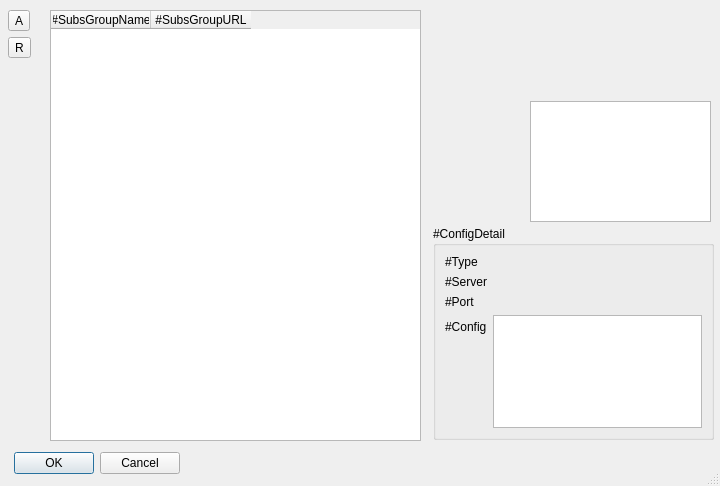
Old version of the form src/w_SubscribeEditor.ui in the repository darsvador/qvssr.
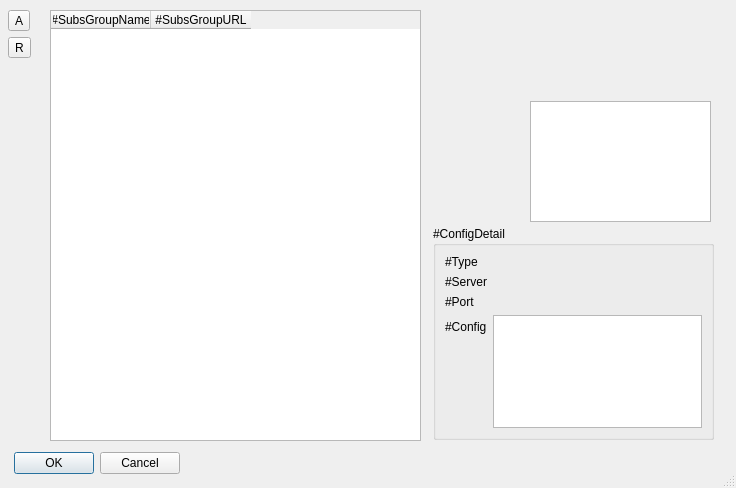
New version of the form. Icons and pictures are not drawn.

What changed in the file:
```diff
--- a/src/w_SubscribeEditor.ui
+++ b/src/w_SubscribeEditor.ui
@@ -6,8 +6,8 @@
    <rect>
     <x>0</x>
     <y>0</y>
-    <width>720</width>
-    <height>486</height>
+    <width>736</width>
+    <height>488</height>
    </rect>
   </property>
   <property name="windowTitle">
@@ -128,13 +128,13 @@
     </property>
    </column>
   </widget>
-  <widget class="QWidget" name="">
+  <widget class="QWidget" name="layoutWidget">
    <property name="geometry">
     <rect>
      <x>8</x>
      <y>10</y>
      <width>34</width>
-     <height>361</height>
+     <height>431</height>
     </rect>
    </property>
    <layout class="QVBoxLayout" name="verticalLayout">
```
